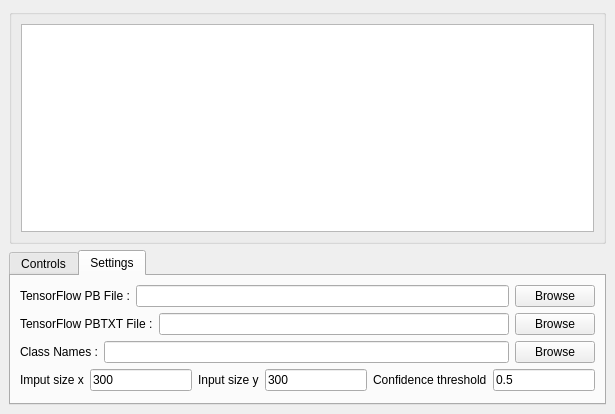
Old version of the form mainwindow.ui in the repository the-xlk/QT-OpenCV.
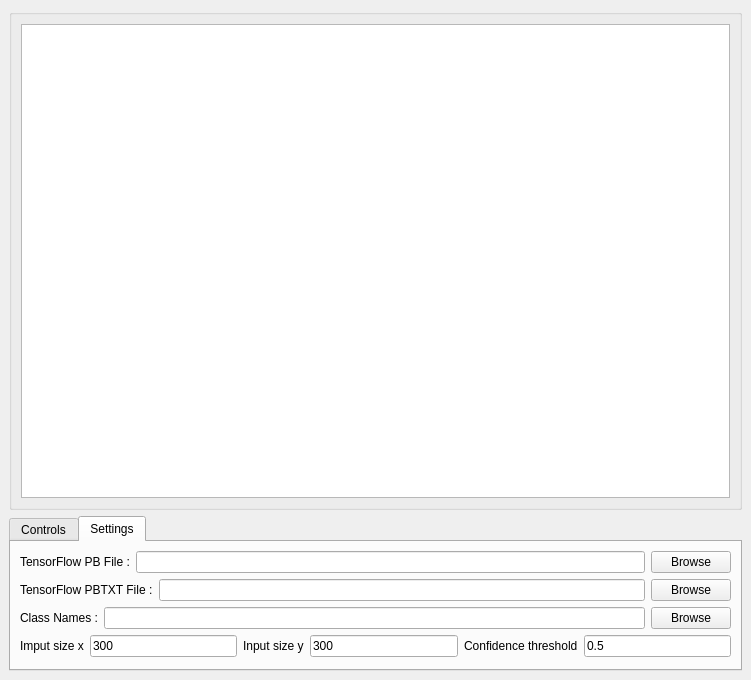
New version of the form.

Commit message: initial window size adjusted

The edit to the form file:
```diff
--- a/mainwindow.ui
+++ b/mainwindow.ui
@@ -6,8 +6,8 @@
    <rect>
     <x>0</x>
     <y>0</y>
-    <width>615</width>
-    <height>414</height>
+    <width>751</width>
+    <height>680</height>
    </rect>
   </property>
   <property name="windowTitle">
```
The commit also changes 2 other files.
